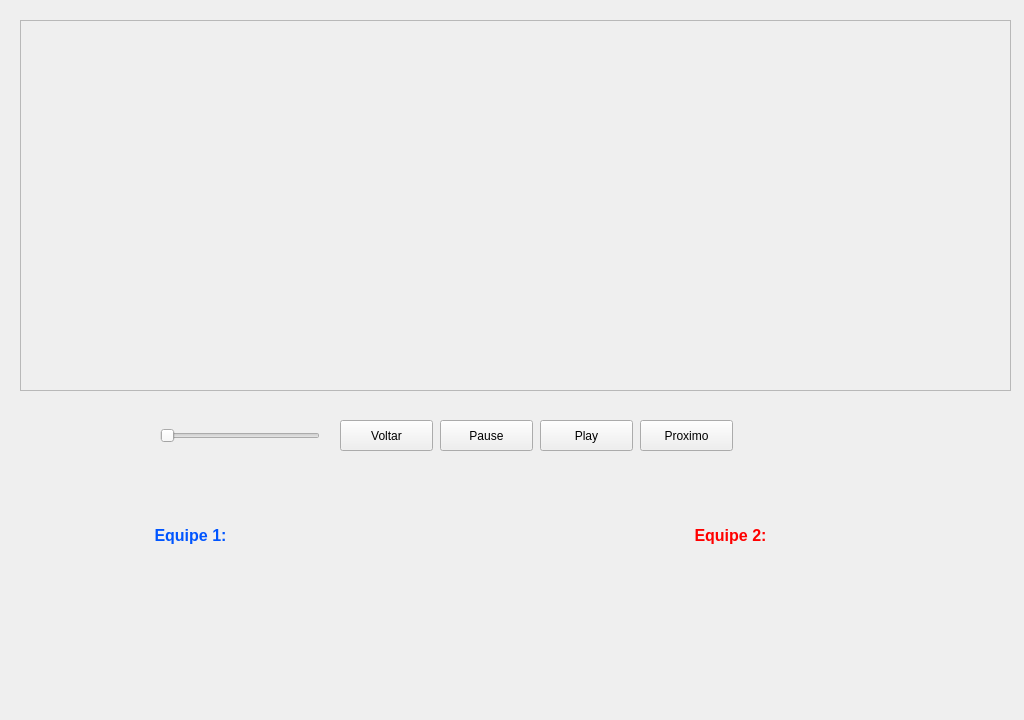
Mattheus-Smith/objectDetection, file 0_create_miniMap/interfaces_pyqt/minimapa.ui: the form before one commit.
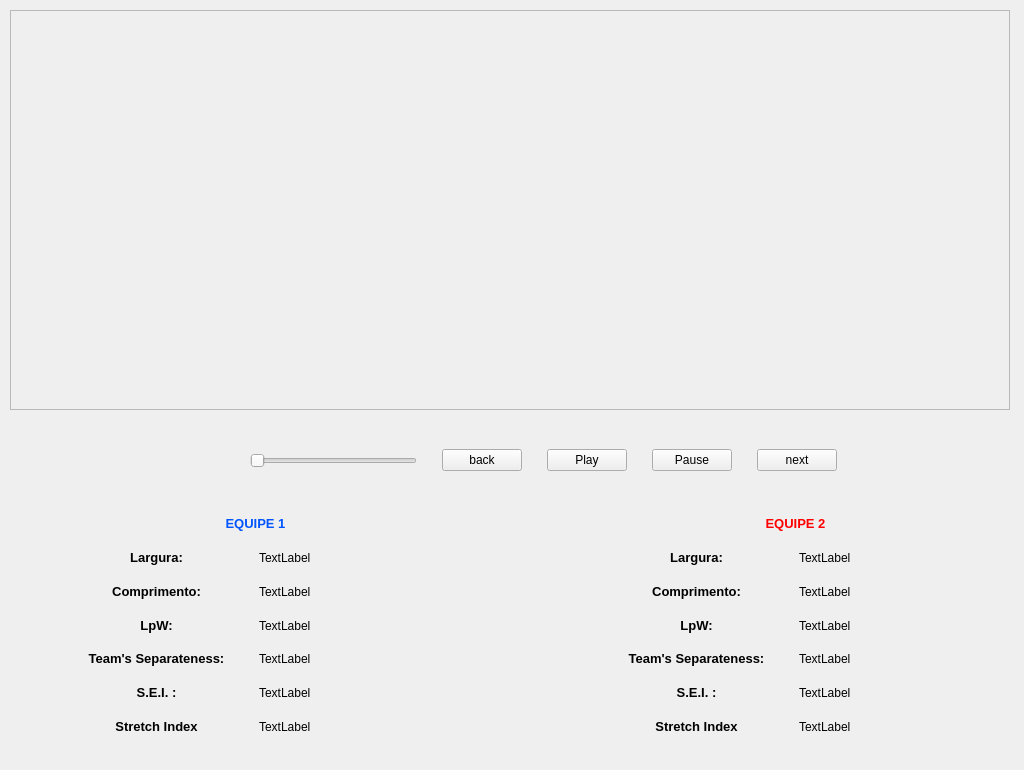
The form after the commit.

Commit message: add minimapa no Qt Desginer e umas funcoes extras

The edit to the form file:
```diff
--- a/0_create_miniMap/interfaces_pyqt/minimapa.ui
+++ b/0_create_miniMap/interfaces_pyqt/minimapa.ui
@@ -7,7 +7,7 @@
     <x>0</x>
     <y>0</y>
     <width>1024</width>
-    <height>720</height>
+    <height>770</height>
    </rect>
   </property>
   <property name="windowTitle">
@@ -17,10 +17,10 @@
    <widget class="QFrame" name="frame">
     <property name="geometry">
      <rect>
-      <x>20</x>
-      <y>20</y>
-      <width>991</width>
-      <height>371</height>
+      <x>10</x>
+      <y>10</y>
+      <width>1000</width>
+      <height>400</height>
      </rect>
     </property>
     <property name="frameShape">
@@ -30,102 +30,351 @@
      <enum>QFrame::Raised</enum>
     </property>
    </widget>
-   <widget class="QPushButton" name="pushButton">
+   <widget class="QWidget" name="verticalLayoutWidget">
     <property name="geometry">
      <rect>
-      <x>440</x>
-      <y>420</y>
-      <width>93</width>
-      <height>31</height>
+      <x>60</x>
+      <y>510</y>
+      <width>391</width>
+      <height>231</height>
      </rect>
     </property>
-    <property name="text">
-     <string>Pause</string>
-    </property>
+    <layout class="QVBoxLayout" name="EQUIPE1">
+     <item>
+      <widget class="QLabel" name="label_2">
+       <property name="text">
+        <string>&lt;html&gt;&lt;head/&gt;&lt;body&gt;&lt;p&gt;&lt;span style=&quot; font-size:10pt; font-weight:600; color:#0055ff;&quot;&gt;EQUIPE 1&lt;/span&gt;&lt;/p&gt;&lt;/body&gt;&lt;/html&gt;</string>
+       </property>
+       <property name="alignment">
+        <set>Qt::AlignCenter</set>
+       </property>
+      </widget>
+     </item>
+     <item>
+      <layout class="QHBoxLayout" name="horizontalLayout_2">
+       <item>
+        <widget class="QLabel" name="label">
+         <property name="text">
+          <string>&lt;html&gt;&lt;head/&gt;&lt;body&gt;&lt;p&gt;&lt;span style=&quot; font-size:10pt; font-weight:600;&quot;&gt;Largura:&lt;/span&gt;&lt;/p&gt;&lt;/body&gt;&lt;/html&gt;</string>
+         </property>
+         <property name="alignment">
+          <set>Qt::AlignCenter</set>
+         </property>
+        </widget>
+       </item>
+       <item>
+        <widget class="QLabel" name="eq1_largura">
+         <property name="text">
+          <string>TextLabel</string>
+         </property>
+        </widget>
+       </item>
+      </layout>
+     </item>
+     <item>
+      <layout class="QHBoxLayout" name="horizontalLayout_4">
+       <item>
+        <widget class="QLabel" name="label_5">
+         <property name="text">
+          <string>&lt;html&gt;&lt;head/&gt;&lt;body&gt;&lt;p&gt;&lt;span style=&quot; font-size:10pt; font-weight:600;&quot;&gt;Comprimento:&lt;/span&gt;&lt;/p&gt;&lt;/body&gt;&lt;/html&gt;</string>
+         </property>
+         <property name="alignment">
+          <set>Qt::AlignCenter</set>
+         </property>
+        </widget>
+       </item>
+       <item>
+        <widget class="QLabel" name="eq1_comprimento">
+         <property name="text">
+          <string>TextLabel</string>
+         </property>
+        </widget>
+       </item>
+      </layout>
+     </item>
+     <item>
+      <layout class="QHBoxLayout" name="horizontalLayout_3">
+       <item>
+        <widget class="QLabel" name="label_3">
+         <property name="text">
+          <string>&lt;html&gt;&lt;head/&gt;&lt;body&gt;&lt;p&gt;&lt;span style=&quot; font-size:10pt; font-weight:600;&quot;&gt;LpW:&lt;/span&gt;&lt;/p&gt;&lt;/body&gt;&lt;/html&gt;</string>
+         </property>
+         <property name="alignment">
+          <set>Qt::AlignCenter</set>
+         </property>
+        </widget>
+       </item>
+       <item>
+        <widget class="QLabel" name="eq1_LpW">
+         <property name="text">
+          <string>TextLabel</string>
+         </property>
+        </widget>
+       </item>
+      </layout>
+     </item>
+     <item>
+      <layout class="QHBoxLayout" name="horizontalLayout_5">
+       <item>
+        <widget class="QLabel" name="label_6">
+         <property name="text">
+          <string>&lt;html&gt;&lt;head/&gt;&lt;body&gt;&lt;p&gt;&lt;span style=&quot; font-size:10pt; font-weight:600;&quot;&gt;Team's Separateness:&lt;/span&gt;&lt;/p&gt;&lt;/body&gt;&lt;/html&gt;</string>
+         </property>
+         <property name="alignment">
+          <set>Qt::AlignCenter</set>
+         </property>
+        </widget>
+       </item>
+       <item>
+        <widget class="QLabel" name="eq1_teamSeparateness">
+         <property name="text">
+          <string>TextLabel</string>
+         </property>
+        </widget>
+       </item>
+      </layout>
+     </item>
+     <item>
+      <layout class="QHBoxLayout" name="horizontalLayout_6">
+       <item>
+        <widget class="QLabel" name="label_7">
+         <property name="text">
+          <string>&lt;html&gt;&lt;head/&gt;&lt;body&gt;&lt;p&gt;&lt;span style=&quot; font-size:10pt; font-weight:600;&quot;&gt;S.E.I. :&lt;/span&gt;&lt;/p&gt;&lt;/body&gt;&lt;/html&gt;</string>
+         </property>
+         <property name="alignment">
+          <set>Qt::AlignCenter</set>
+         </property>
+        </widget>
+       </item>
+       <item>
+        <widget class="QLabel" name="eq1_SEI">
+         <property name="text">
+          <string>TextLabel</string>
+         </property>
+        </widget>
+       </item>
+      </layout>
+     </item>
+     <item>
+      <layout class="QHBoxLayout" name="horizontalLayout_7">
+       <item>
+        <widget class="QLabel" name="label_8">
+         <property name="text">
+          <string>&lt;html&gt;&lt;head/&gt;&lt;body&gt;&lt;p&gt;&lt;span style=&quot; font-size:10pt; font-weight:600;&quot;&gt;Stretch Index&lt;/span&gt;&lt;/p&gt;&lt;/body&gt;&lt;/html&gt;</string>
+         </property>
+         <property name="alignment">
+          <set>Qt::AlignCenter</set>
+         </property>
+        </widget>
+       </item>
+       <item>
+        <widget class="QLabel" name="eq1_StretchIndex">
+         <property name="text">
+          <string>TextLabel</string>
+         </property>
+        </widget>
+       </item>
+      </layout>
+     </item>
+    </layout>
    </widget>
-   <widget class="QPushButton" name="pushButton_2">
+   <widget class="QWidget" name="horizontalLayoutWidget">
     <property name="geometry">
      <rect>
-      <x>540</x>
-      <y>420</y>
-      <width>93</width>
-      <height>31</height>
+      <x>250</x>
+      <y>430</y>
+      <width>587</width>
+      <height>61</height>
      </rect>
     </property>
-    <property name="text">
-     <string>Play</string>
-    </property>
+    <layout class="QHBoxLayout" name="layout_botoesCentrais">
+     <property name="spacing">
+      <number>25</number>
+     </property>
+     <item>
+      <widget class="QSlider" name="speed">
+       <property name="orientation">
+        <enum>Qt::Horizontal</enum>
+       </property>
+      </widget>
+     </item>
+     <item>
+      <widget class="QPushButton" name="back">
+       <property name="text">
+        <string>back</string>
+       </property>
+      </widget>
+     </item>
+     <item>
+      <widget class="QPushButton" name="play">
+       <property name="text">
+        <string>Play</string>
+       </property>
+      </widget>
+     </item>
+     <item>
+      <widget class="QPushButton" name="pause">
+       <property name="text">
+        <string>Pause</string>
+       </property>
+      </widget>
+     </item>
+     <item>
+      <widget class="QPushButton" name="next">
+       <property name="text">
+        <string>next</string>
+       </property>
+      </widget>
+     </item>
+    </layout>
    </widget>
-   <widget class="QPushButton" name="pushButton_3">
+   <widget class="QWidget" name="verticalLayoutWidget_2">
     <property name="geometry">
      <rect>
-      <x>640</x>
-      <y>420</y>
-      <width>93</width>
-      <height>31</height>
+      <x>600</x>
+      <y>510</y>
+      <width>391</width>
+      <height>231</height>
      </rect>
     </property>
-    <property name="text">
-     <string>Proximo</string>
-    </property>
-   </widget>
-   <widget class="QPushButton" name="pushButton_4">
-    <property name="geometry">
-     <rect>
-      <x>340</x>
-      <y>420</y>
-      <width>93</width>
-      <height>31</height>
-     </rect>
-    </property>
-    <property name="text">
-     <string>Voltar</string>
-    </property>
-   </widget>
-   <widget class="QSlider" name="horizontalSlider">
-    <property name="geometry">
-     <rect>
-      <x>160</x>
-      <y>420</y>
-      <width>160</width>
-      <height>31</height>
-     </rect>
-    </property>
-    <property name="orientation">
-     <enum>Qt::Horizontal</enum>
-    </property>
-   </widget>
-   <widget class="QLabel" name="label">
-    <property name="geometry">
-     <rect>
-      <x>120</x>
-      <y>520</y>
-      <width>141</width>
-      <height>31</height>
-     </rect>
-    </property>
-    <property name="text">
-     <string>&lt;html&gt;&lt;head/&gt;&lt;body&gt;&lt;p&gt;&lt;span style=&quot; font-size:12pt; font-weight:600; color:#0055ff;&quot;&gt;Equipe 1:&lt;/span&gt;&lt;/p&gt;&lt;/body&gt;&lt;/html&gt;</string>
-    </property>
-    <property name="alignment">
-     <set>Qt::AlignCenter</set>
-    </property>
-   </widget>
-   <widget class="QLabel" name="label_2">
-    <property name="geometry">
-     <rect>
-      <x>660</x>
-      <y>520</y>
-      <width>141</width>
-      <height>31</height>
-     </rect>
-    </property>
-    <property name="text">
-     <string>&lt;html&gt;&lt;head/&gt;&lt;body&gt;&lt;p&gt;&lt;span style=&quot; font-size:12pt; font-weight:600; color:#ff0000;&quot;&gt;Equipe 2:&lt;/span&gt;&lt;/p&gt;&lt;/body&gt;&lt;/html&gt;</string>
-    </property>
-    <property name="alignment">
-     <set>Qt::AlignCenter</set>
-    </property>
+    <layout class="QVBoxLayout" name="EQUIPE2">
+     <item>
+      <widget class="QLabel" name="label_4">
+       <property name="text">
+        <string>&lt;html&gt;&lt;head/&gt;&lt;body&gt;&lt;p&gt;&lt;span style=&quot; font-size:10pt; font-weight:600; color:#ff0000;&quot;&gt;EQUIPE 2&lt;/span&gt;&lt;/p&gt;&lt;/body&gt;&lt;/html&gt;</string>
+       </property>
+       <property name="alignment">
+        <set>Qt::AlignCenter</set>
+       </property>
+      </widget>
+     </item>
+     <item>
+      <layout class="QHBoxLayout" name="horizontalLayout_8">
+       <item>
+        <widget class="QLabel" name="label_9">
+         <property name="text">
+          <string>&lt;html&gt;&lt;head/&gt;&lt;body&gt;&lt;p&gt;&lt;span style=&quot; font-size:10pt; font-weight:600;&quot;&gt;Largura:&lt;/span&gt;&lt;/p&gt;&lt;/body&gt;&lt;/html&gt;</string>
+         </property>
+         <property name="alignment">
+          <set>Qt::AlignCenter</set>
+         </property>
+        </widget>
+       </item>
+       <item>
+        <widget class="QLabel" name="eq2_largura">
+         <property name="text">
+          <string>TextLabel</string>
+         </property>
+        </widget>
+       </item>
+      </layout>
+     </item>
+     <item>
+      <layout class="QHBoxLayout" name="horizontalLayout_9">
+       <item>
+        <widget class="QLabel" name="label_10">
+         <property name="text">
+          <string>&lt;html&gt;&lt;head/&gt;&lt;body&gt;&lt;p&gt;&lt;span style=&quot; font-size:10pt; font-weight:600;&quot;&gt;Comprimento:&lt;/span&gt;&lt;/p&gt;&lt;/body&gt;&lt;/html&gt;</string>
+         </property>
+         <property name="alignment">
+          <set>Qt::AlignCenter</set>
+         </property>
+        </widget>
+       </item>
+       <item>
+        <widget class="QLabel" name="eq2_comprimento">
+         <property name="text">
+          <string>TextLabel</string>
+         </property>
+        </widget>
+       </item>
+      </layout>
+     </item>
+     <item>
+      <layout class="QHBoxLayout" name="horizontalLayout_10">
+       <item>
+        <widget class="QLabel" name="label_11">
+         <property name="text">
+          <string>&lt;html&gt;&lt;head/&gt;&lt;body&gt;&lt;p&gt;&lt;span style=&quot; font-size:10pt; font-weight:600;&quot;&gt;LpW:&lt;/span&gt;&lt;/p&gt;&lt;/body&gt;&lt;/html&gt;</string>
+         </property>
+         <property name="alignment">
+          <set>Qt::AlignCenter</set>
+         </property>
+        </widget>
+       </item>
+       <item>
+        <widget class="QLabel" name="eq2_LpW">
+         <property name="text">
+          <string>TextLabel</string>
+         </property>
+        </widget>
+       </item>
+      </layout>
+     </item>
+     <item>
+      <layout class="QHBoxLayout" name="horizontalLayout_11">
+       <item>
+        <widget class="QLabel" name="label_12">
+         <property name="text">
+          <string>&lt;html&gt;&lt;head/&gt;&lt;body&gt;&lt;p&gt;&lt;span style=&quot; font-size:10pt; font-weight:600;&quot;&gt;Team's Separateness:&lt;/span&gt;&lt;/p&gt;&lt;/body&gt;&lt;/html&gt;</string>
+         </property>
+         <property name="alignment">
+          <set>Qt::AlignCenter</set>
+         </property>
+        </widget>
+       </item>
+       <item>
+        <widget class="QLabel" name="eq2_teamSeparateness">
+         <property name="text">
+          <string>TextLabel</string>
+         </property>
+        </widget>
+       </item>
+      </layout>
+     </item>
+     <item>
+      <layout class="QHBoxLayout" name="horizontalLayout_12">
+       <item>
+        <widget class="QLabel" name="label_13">
+         <property name="text">
+          <string>&lt;html&gt;&lt;head/&gt;&lt;body&gt;&lt;p&gt;&lt;span style=&quot; font-size:10pt; font-weight:600;&quot;&gt;S.E.I. :&lt;/span&gt;&lt;/p&gt;&lt;/body&gt;&lt;/html&gt;</string>
+         </property>
+         <property name="alignment">
+          <set>Qt::AlignCenter</set>
+         </property>
+        </widget>
+       </item>
+       <item>
+        <widget class="QLabel" name="eq2_SEI">
+         <property name="text">
+          <string>TextLabel</string>
+         </property>
+        </widget>
+       </item>
+      </layout>
+     </item>
+     <item>
+      <layout class="QHBoxLayout" name="horizontalLayout_13">
+       <item>
+        <widget class="QLabel" name="label_14">
+         <property name="text">
+          <string>&lt;html&gt;&lt;head/&gt;&lt;body&gt;&lt;p&gt;&lt;span style=&quot; font-size:10pt; font-weight:600;&quot;&gt;Stretch Index&lt;/span&gt;&lt;/p&gt;&lt;/body&gt;&lt;/html&gt;</string>
+         </property>
+         <property name="alignment">
+          <set>Qt::AlignCenter</set>
+         </property>
+        </widget>
+       </item>
+       <item>
+        <widget class="QLabel" name="eq2_StretchIndex">
+         <property name="text">
+          <string>TextLabel</string>
+         </property>
+        </widget>
+       </item>
+      </layout>
+     </item>
+    </layout>
    </widget>
   </widget>
  </widget>
```
The commit also changes 15 other files.
